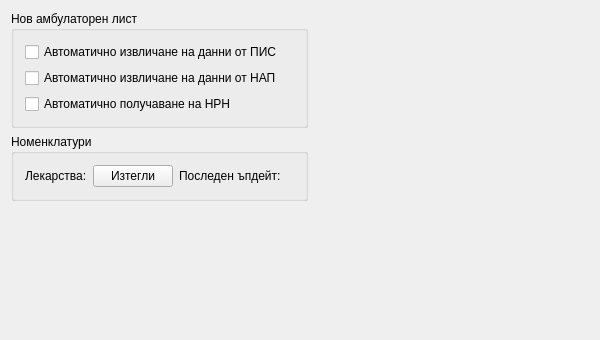
First picture: the form in src/View/Widgets/GeneralSettings.ui, repository thefinalcutbg/DinoDent, before the edit.
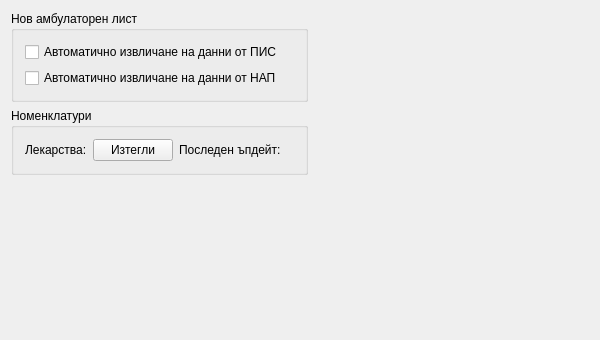
Second picture: the form after the edit.

```diff
--- a/src/View/Widgets/GeneralSettings.ui
+++ b/src/View/Widgets/GeneralSettings.ui
@@ -36,13 +36,6 @@
           </property>
          </widget>
         </item>
-        <item>
-         <widget class="QCheckBox" name="autoNrnCheck">
-          <property name="text">
-           <string>Автоматично получаване на НРН</string>
-          </property>
-         </widget>
-        </item>
        </layout>
       </widget>
      </item>
```
